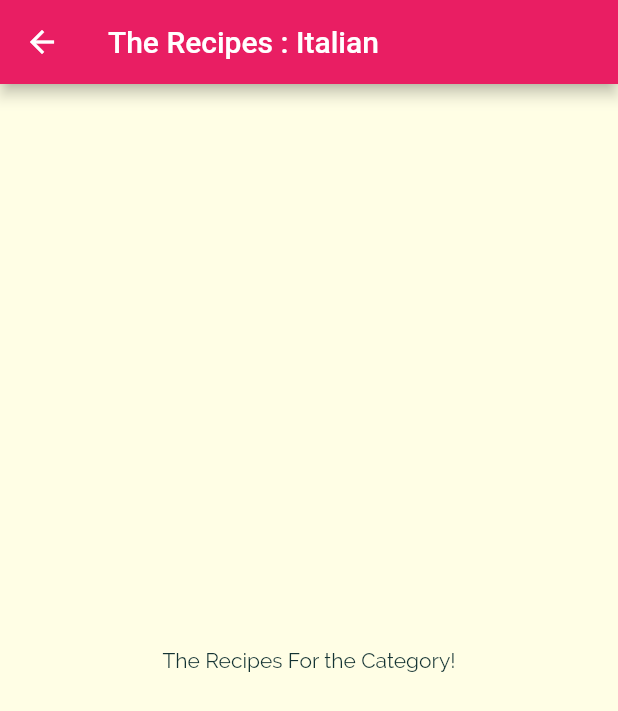
After one commit to Luciolesnt/meals_app_nav_and_screens, a Flutter app: the screen it shows after launch, after a tap on "Italian", on a phone screen of 412 x 824 dp. The commit adds this screen. Shown: the top 711 px of the screen. Run offline on Flutter 3.47's test engine with Material 2 defaults, Android fonts, the phone set to English and light mode, and no system bars.

Commit message:
Feat(navigation): passing data from one page to another

```diff
--- a/lib/items/category_item.dart
+++ b/lib/items/category_item.dart
@@ -1,14 +1,39 @@
 import 'package:flutter/material.dart';
+import 'package:meals_app_nav_and_screens/screens/catgegory_meals_screen.dart';
 
 class CategoryItem extends StatelessWidget {
+  final String id;
   final String title;
   final Color color;
 
-  const CategoryItem(this.title, this.color, {super.key});
+  const CategoryItem(this.id, this.title, this.color, {super.key});
+
+  void selectCategory(BuildContext context) {
+    // Le navigator a besoin du context pour se repérer :
+    // savoir sur quel écran on se situe par exemple
+    // MaterialPageRoute est utilisé en tant que Wrapper par exemple pour
+    // gérer l'animation entre les pages
+    Navigator.of(context).push(
+      MaterialPageRoute(
+        builder: (_) {
+          return CategoryMealsScreen(id, title);
+        },
+      ),
+    );
+  }
 
   @override
   Widget build(BuildContext context) {
-    return Container(
+    // Comme le GestureDectector mais envoie un ripple effect (Material effect)
+    // SplashColor => couleur du ripple effect
+    return InkWell(
+      // onTap appelle une fonction => sans les parenthèses car nous ne voulons pas l'exécuter
+      // onTap: selectCategory,
+      // Si nous devons passer des arguments alors la forme est la suivante :
+      onTap: () => selectCategory(context),
+      splashColor: Theme.of(context).primaryColor,
+      borderRadius: BorderRadius.circular(8),
+      child: Container(
         padding: const EdgeInsets.all(15),
         decoration: BoxDecoration(
           gradient: LinearGradient(
@@ -19,6 +44,7 @@ class CategoryItem extends StatelessWidget {
           borderRadius: BorderRadius.circular(8),
         ),
         child: Text(title, style: Theme.of(context).textTheme.titleMedium),
+      ),
     );
   }
 }
--- a/lib/screens/categories_screen.dart
+++ b/lib/screens/categories_screen.dart
@@ -24,6 +24,7 @@ class CategoriesScreen extends StatelessWidget {
         children: dummyCategories
             .map(
               (catDta) => CategoryItem(
+                catDta.id,
                 catDta.title,
                 catDta.color,
               ),
--- /dev/null
+++ b/lib/screens/catgegory_meals_screen.dart
@@ -0,0 +1,22 @@
+import 'package:flutter/material.dart';
+
+class CategoryMealsScreen extends StatelessWidget {
+  final String categoryId;
+  final String categoyTitle;
+
+  const CategoryMealsScreen(this.categoryId, this.categoyTitle, {super.key});
+
+  @override
+  Widget build(BuildContext context) {
+    return Scaffold(
+      appBar: AppBar(
+        title: Text('The Recipes : $categoyTitle'),
+      ),
+      body: const Center(
+        child: Text(
+          'The Recipes For the Category!',
+        ),
+      ),
+    );
+  }
+}
```
Lines whose indentation alone changed are shown as unchanged.
